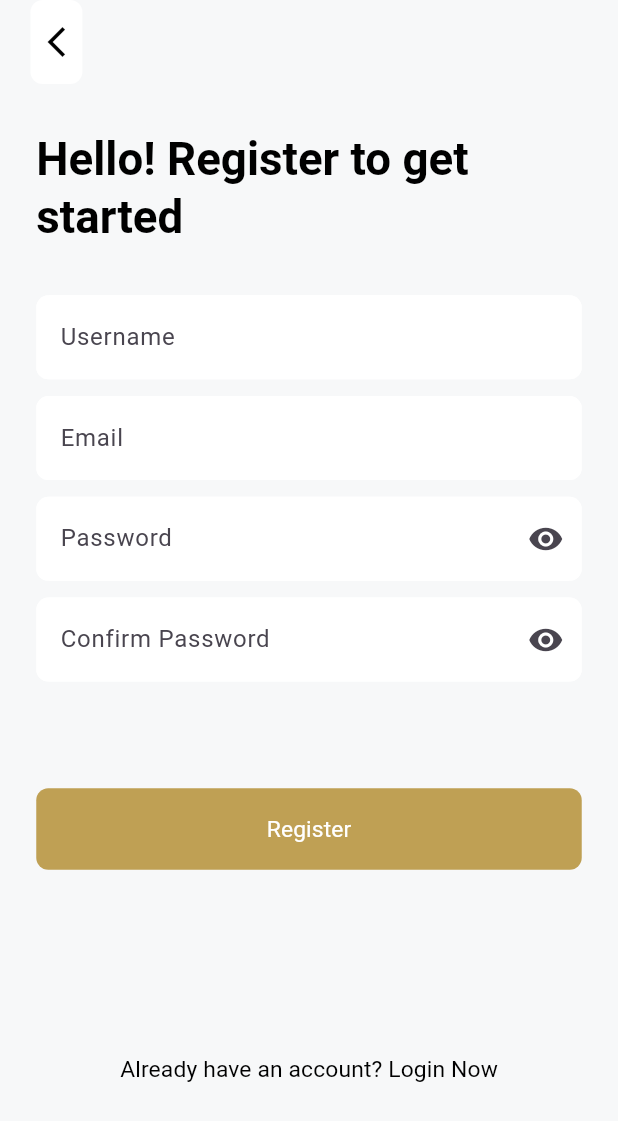
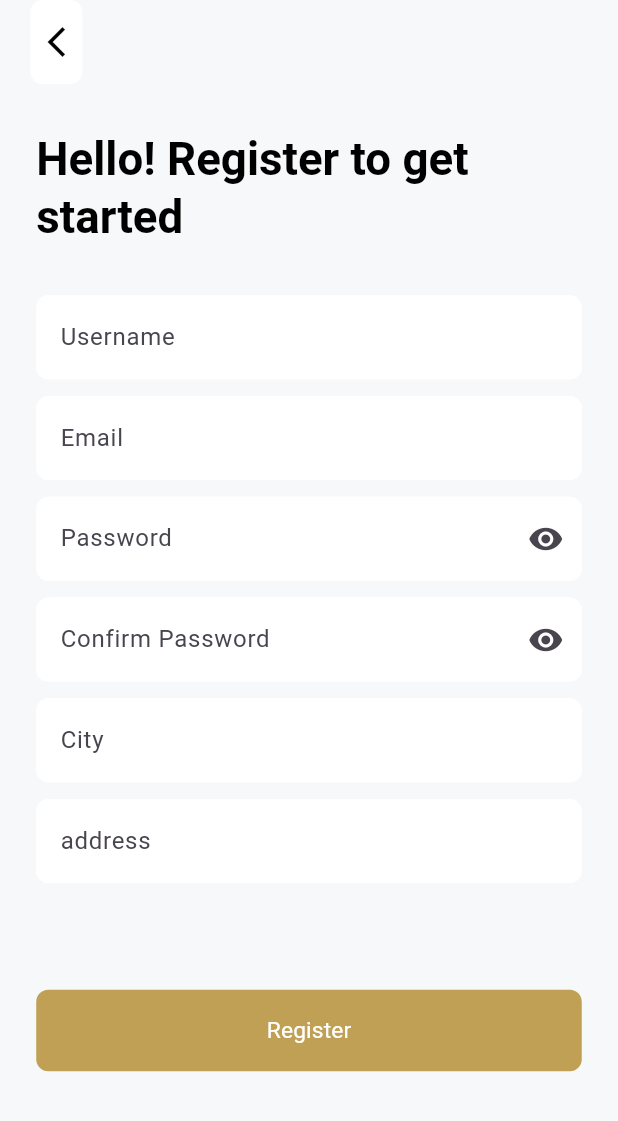
Before and after one commit to ahmedda3osh-collab/Bookia_App, a Flutter app: the screen it shows after launch, after a tap on "Register", on a phone screen of 412 x 824 dp. Shown: the top 1121 px of the screen. Run offline on Flutter 3.47's test engine with Material 3 defaults, Android fonts, the phone set to English and light mode, and no system bars; our stand-ins replace dio, easy_localization, flutter_bloc, flutter_native_splash, flutter_screenutil, pretty_dio_logger and 1 more; network calls fail; Roboto replaces fonts that are missing (DM); statements that could not run were skipped.

Commit message:
Fix localization files and update register Api

```diff
--- a/assets/translations/ar.json
+++ b/assets/translations/ar.json
@@ -11,15 +11,14 @@
 "enter_email": "أدخل بريدك الإلكتروني",
 "enter_password": "أدخل كلمة المرور الخاصة بك",
 "forgot_password": "نسيت كلمة المرور؟",
-"don’t have an account? Register Now": "ليس لديك حساب؟ سجل الآن",
-"hello! Register to get started": "مرحباً! سجل للبدء",
-"username": "اسم المستخدم",
-"email": "البريد الإلكتروني",
-"password": "كلمة المرور",
-"confirm_password": "تأكيد كلمة المرور",
-"already_have_an_account? Login Now": "هل لديك حساب؟ سجل الدخول الآن"
-
-
-
+"dont_have_an_account_register_now": "ليس لديك حساب؟ سجل الآن",
+  "hello_register_to_get_started": "مرحباً! سجل للبدء",
+  "username": "اسم المستخدم",
+  "email": "البريد الإلكتروني",
+  "password": "كلمة المرور",
+  "confirm_password": "تأكيد كلمة المرور",
+  "already_have_an_account_login_now": "هل لديك حساب بالفعل؟ سجل الدخول الآن",
+  "city": "المدينة",
+  "address": "العنوان"
 
 }
--- a/assets/translations/en.json
+++ b/assets/translations/en.json
@@ -12,15 +12,15 @@
 "enter_email": "Enter your email",
 "enter_password": "Enter your password",
 "forgot_password": "Forgot Password?",
-"don’t have an account? Register Now": "Don’t have an account? Register Now",
-"hello! Register to get started": "Hello! Register to get started",
-"username": "Username",
-"email": "Email",
-"password": "Password",
-"confirm_password": "Confirm Password",
-"already_have_an_account? Login Now": "Already have an account? Login Now"
-
-
+"dont_have_an_account_register_now": "Don't have an account? Register Now",
+  "hello_register_to_get_started": "Hello! Register to get started",
+  "username": "Username",
+  "email": "Email",
+  "password": "Password",
+  "confirm_password": "Confirm Password",
+  "already_have_an_account_login_now": "Already have an account? Login Now",
+  "city": "City",
+  "address": "address"
 
 
 }
--- /dev/null
+++ b/lib/core/networking/dio_factory.dart
@@ -0,0 +1,39 @@
+
+
+import 'package:dio/dio.dart';
+import 'package:flutter/foundation.dart';
+import 'package:pretty_dio_logger/pretty_dio_logger.dart';
+
+class DioFactory {
+static late Dio dio;
+
+static init (){
+
+  dio=Dio(
+    BaseOptions(
+      baseUrl: "https://codingarabic.online/api/",
+      connectTimeout: Duration(seconds: 20),
+      receiveTimeout: Duration(seconds: 20)
+    )
+  );
+
+}
+static void initLogger() {
+    dio.interceptors.add(PrettyDioLogger(
+      requestHeader: true,
+      requestBody: true,
+      responseHeader: false,
+      error: true,
+      compact: true,
+      maxWidth: 90,
+      enabled: kDebugMode,
+      filter: (options, args) {
+        if (options.path.contains('/posts')) {
+          return false;
+        }
+        return !args.isResponse || !args.hasUint8ListData;
+      },
+    ));
+  }
+
+}
--- a/lib/core/routes/app_router.dart
+++ b/lib/core/routes/app_router.dart
@@ -2,6 +2,7 @@ import 'package:bookia_app/core/routes/routes.dart';
 import 'package:bookia_app/features/home/presention/ui/home_screen.dart';
 import 'package:bookia_app/features/login_screen/presentation/cubit/cubit/login_cubit.dart';
 import 'package:bookia_app/features/login_screen/presentation/ui/login_screen.dart';
+import 'package:bookia_app/features/register/presentation/cubit/cubit/register_cubit.dart';
 import 'package:bookia_app/features/register/presentation/ui/register_screen.dart';
 import 'package:bookia_app/features/welcome/presentation/ui/welcome_screen.dart';
 import 'package:flutter/material.dart';
@@ -18,10 +19,15 @@ class AppRouter {
           ),
         );
       case Routes.registerScreen:
-        return MaterialPageRoute(builder: (context) => const RegisterScreen());
+        return MaterialPageRoute(
+          builder: (context) => BlocProvider(
+            create: (context) => RegisterCubit(),
+            child: const RegisterScreen(),
+          ),
+        );
       case Routes.welcomeScreen:
         return MaterialPageRoute(builder: (context) => const WelcomeScreen());
-        case Routes.homeScreen:
+      case Routes.homeScreen:
         return MaterialPageRoute(builder: (context) => const HomeScreen());
       default:
         return MaterialPageRoute(
--- /dev/null
+++ b/lib/features/register/data/model/register_request_body.dart
@@ -0,0 +1,18 @@
+
+
+class RegisterRequestBody {
+  String name;
+  String email;
+  String password;
+  String confirmPassword;
+  String? address;
+  String? city;
+  RegisterRequestBody({
+    required this.name,
+    required this.email,
+    required this.password,
+    required this.confirmPassword,
+    this.address,
+    this.city,
+  });
+}
--- /dev/null
+++ b/lib/features/register/presentation/cubit/cubit/register_state.dart
@@ -0,0 +1,9 @@
+part of 'register_cubit.dart';
+
+@immutable
+sealed class RegisterState {}
+
+final class RegisterInitial extends RegisterState {}
+final class RegisterSuccess extends RegisterState {}
+final class RegisterLoading extends RegisterState {}
+final class RegisterError extends RegisterState {}
--- a/lib/features/register/presentation/ui/register_screen.dart
+++ b/lib/features/register/presentation/ui/register_screen.dart
@@ -1,65 +1,125 @@
+import 'package:bookia_app/core/helper/app_dialogs.dart';
+import 'package:bookia_app/core/helper/extentions.dart';
+import 'package:bookia_app/core/routes/routes.dart';
 import 'package:bookia_app/core/widgets/app_button.dart';
 import 'package:bookia_app/core/widgets/custom_back_button.dart';
 import 'package:bookia_app/core/widgets/custom_text_field.dart';
+import 'package:bookia_app/features/register/data/model/register_request_body.dart';
+import 'package:bookia_app/features/register/presentation/cubit/cubit/register_cubit.dart';
 import 'package:bookia_app/gen/locale_keys.g.dart';
 import 'package:easy_localization/easy_localization.dart';
 import 'package:flutter/material.dart';
+import 'package:flutter_bloc/flutter_bloc.dart';
 import 'package:flutter_screenutil/flutter_screenutil.dart';
-class RegisterScreen extends StatelessWidget {
+
+class RegisterScreen extends StatefulWidget {
   const RegisterScreen({super.key});
+
+  @override
+  State<RegisterScreen> createState() => _RegisterScreenState();
+}
+
+class _RegisterScreenState extends State<RegisterScreen> {
+  var nameController=TextEditingController();
+    var emailController=TextEditingController();
+     var passwordController=TextEditingController();
+       var confirmPasswordController=TextEditingController();
+    var cityController=TextEditingController();
+  var addressController=TextEditingController();
+     @override
+  void dispose() {
+    nameController.dispose();
+   passwordController.dispose();
+    emailController.dispose();
+    confirmPasswordController.dispose();
+    addressController.dispose();
+    cityController.dispose();
+
+    super.dispose();
+  }
+
+
 
   @override
   Widget build(BuildContext context) {
     return Scaffold(
-      appBar:AppBar(
-        leading: CustomBackButton(),
-        leadingWidth: 50.w,
-      ),
+      appBar: AppBar(leading: CustomBackButton(), leadingWidth: 50.w),
       body: Padding(
-        padding:  EdgeInsets.symmetric(horizontal: 22.0.w),
+        padding: EdgeInsets.symmetric(horizontal: 22.0.w),
+        child: BlocListener<RegisterCubit, RegisterState>(
+          listener: (context, state) {
+            if(state is RegisterLoading){
+              AppDialogs.LoadingDialogs(context);
+            }else if(state is RegisterSuccess){
+              context.pushNamedAndRemoveUntil(Routes.homeScreen, false);
+            }else{
+              context.pop();
+              AppDialogs.ErrorDialogs(context);
+            }
+          },
           child: Column(
             crossAxisAlignment: CrossAxisAlignment.start,
             children: [
               SizedBox(height: 30.h),
-            Text(LocaleKeys.hello_register_to_get_started.tr(), style:
-            Theme.of(context).textTheme.titleLarge?.copyWith(fontWeight:
-             FontWeight.bold)),
+              Text(
+                LocaleKeys.hello_register_to_get_started.tr(),
+                style: Theme.of(
+                  context,
+                ).textTheme.titleLarge?.copyWith(fontWeight: FontWeight.bold),
+              ),
               SizedBox(height: 32.h),
               CustomTextField(
+                controller: nameController,
                 hintText: LocaleKeys.username.tr(),
-              keyboardType:TextInputType.name
+                keyboardType: TextInputType.name,
               ),
               SizedBox(height: 11.h),
               CustomTextField(
+                controller: emailController,
                 hintText: LocaleKeys.email.tr(),
-              keyboardType:TextInputType.emailAddress
+                keyboardType: TextInputType.emailAddress,
               ),
               SizedBox(height: 11.h),
               CustomTextField(
+                controller: passwordController,
                 hintText: LocaleKeys.password.tr(),
                 keyboardType: TextInputType.visiblePassword,
                 isPassword: true,
               ),
               SizedBox(height: 11.h),
               CustomTextField(
+                controller: confirmPasswordController,
                 hintText: LocaleKeys.confirm_password.tr(),
                 keyboardType: TextInputType.visiblePassword,
                 isPassword: true,
               ),
+                            SizedBox(height: 11.h),
+
+              CustomTextField(
+                controller: cityController,
+                hintText: LocaleKeys.city.tr(),
+                keyboardType: TextInputType.text,),
+                              SizedBox(height: 11.h),
+              CustomTextField(
+                controller: addressController,
+                hintText: LocaleKeys.address.tr(),
+                keyboardType: TextInputType.text,),
+
               SizedBox(height: 70.h),
-              AppButton(
-                text: LocaleKeys.register.tr(),
-                onTap: (){},
-              ),
-              SizedBox(height: 120.h),
-              Center(
-                child: Text(
-                  LocaleKeys.already_have_an_account_login_now.tr(),
-                  style: Theme.of(context).textTheme.titleSmall,
-                ),
-              ),
+              AppButton(text: LocaleKeys.register.tr(), onTap: () {
+                context.read<RegisterCubit>().register(RegisterRequestBody
+                (name: nameController.text,
+                 email: emailController.text,
+                  password: passwordController.text,
+                  confirmPassword: confirmPasswordController.text,
+                  address: addressController.text,
+                  city: cityController.text
+                  ));
+              }),
+
 
             ],
+          ),
         ),
       ),
     );
--- a/lib/main.dart
+++ b/lib/main.dart
@@ -2,6 +2,7 @@
 
 import 'package:bookia_app/bookia_app.dart';
 import 'package:bookia_app/core/helper/app_constants.dart';
+import 'package:bookia_app/core/networking/dio_factory.dart';
 import 'package:easy_localization/easy_localization.dart';
 import 'package:flutter/material.dart';
 import 'package:flutter/services.dart';
@@ -24,6 +25,8 @@ void main() async {
   await Future.delayed(const Duration(seconds: 3));
 
   FlutterNativeSplash.remove();
+
+  DioFactory.init();
   runApp(EasyLocalization(
     supportedLocales: [Locale('en'), Locale('ar')],
       path: 'assets/translations',
```
Also changed, not shown: lib/features/login_screen/data/repo/login_repo.dart (+2 -22 lines), lib/features/register/data/repo/register_repo.dart (added, +39 -0 lines), lib/features/register/presentation/cubit/cubit/register_cubit.dart (added, +20 -0 lines), lib/gen/locale_keys.g.dart, 1 other file. Lines whose indentation alone changed are shown as unchanged.
